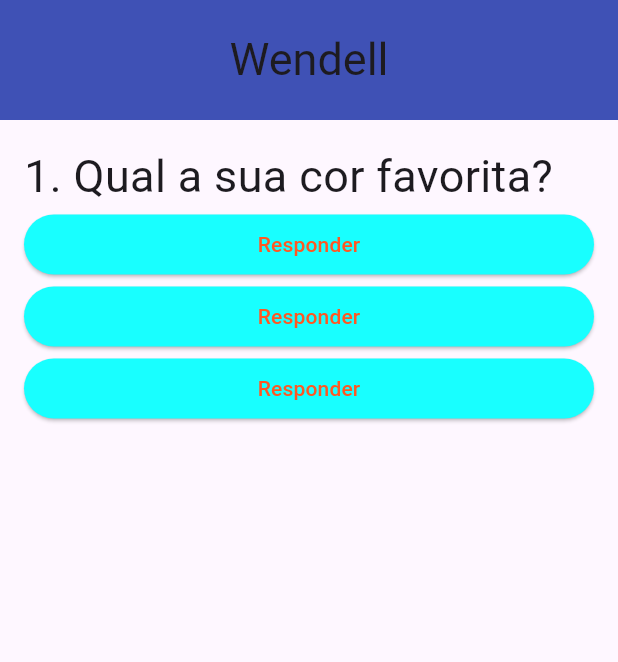
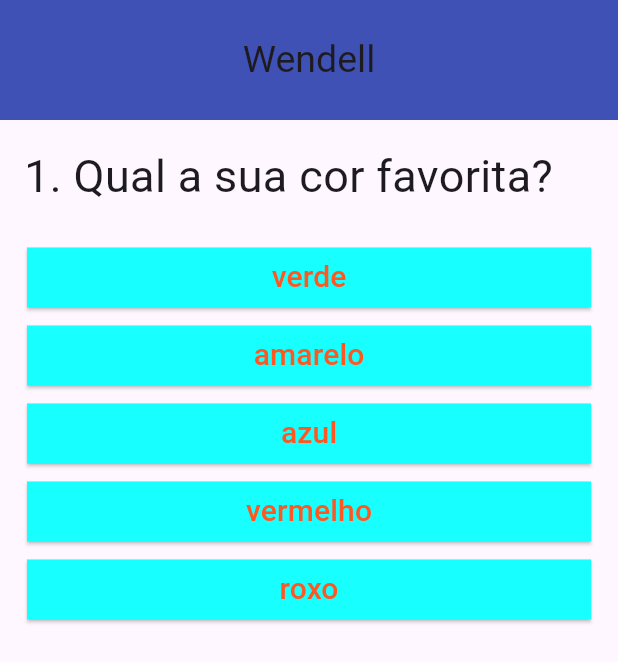
Before and after one commit to WendellSantoslyn/Flutter-App-Questoes, a Flutter app: the screen it shows after launch, on a phone screen of 412 x 824 dp. Shown: the top 662 px of the screen. Run offline on Flutter 3.47's test engine with Material 3 defaults, Android fonts, the phone set to English and light mode, and no system bars.

Commit message:
28/11/2025

```diff
--- a/lib/botoes.dart
+++ b/lib/botoes.dart
@@ -1,21 +1,28 @@
 import 'package:flutter/material.dart';
 
 class Botoes extends StatelessWidget {
-  const Botoes({required this.resp, super.key});
+  const Botoes({required this.resp, required this.txt, super.key});
 
   final void Function() resp;
+  final String txt;
 
 @override
 Widget build(BuildContext context) {
-    return SizedBox(
+    return Padding(
+      padding: const EdgeInsets.all(2.0),
+      child: SizedBox(
         width: double.infinity,
         child: ElevatedButton(
           onPressed: resp,
           style: ElevatedButton.styleFrom(
             backgroundColor: Colors.cyanAccent,
             foregroundColor: Colors.deepOrange,
+            shape: BeveledRectangleBorder(
+              borderRadius: BorderRadius.zero, //
+            )
           ),
-        child: Text("Responder"),
+          child: Text(txt, style: TextStyle(fontSize: 20)),
+        ),
       ),
     );
   }
--- a/lib/main.dart
+++ b/lib/main.dart
@@ -22,9 +22,18 @@ class HomePage extends StatefulWidget {
 
 class HomeState extends State<HomePage> {
   final perguntas = [
-    "1. Qual a sua cor favorita?",
-    "2. Qual o seu animal favorito?",
-    "3. Qual é o seu time?"
+    {
+    "pergunta" : "1. Qual a sua cor favorita?",
+    "resposta" : ["verde", "amarelo", "azul", "vermelho", "roxo"]
+    },
+    {
+    "pergunta" : "2. Qual o seu animal favorito?",
+    "resposta" : ["Garfield", "lasanha do Garfield", "humano do Garfield", "cachorro amigo do Garfield", "galo"]
+    },
+    {
+    "pergunta" : "3. Qual é o seu time?",
+    "resposta" : ["Josefense", "Flamengo do Piauí", "Capivariano", "Corinthians Alagoano", "SER Panambi"]
+    }
   ];
 
   var indicePergunta = 0;
@@ -43,7 +52,7 @@ class HomeState extends State<HomePage> {
   Widget build(BuildContext context) {
     return Scaffold(
       appBar: AppBar(
-        title: const Text("Wendell", style: TextStyle(fontSize: 30)),
+        title: const Text("Wendell", style: TextStyle(fontSize: 25)),
         centerTitle: true,
         backgroundColor: Colors.indigo,
         toolbarHeight: 80,
@@ -54,12 +63,13 @@ class HomeState extends State<HomePage> {
           crossAxisAlignment: CrossAxisAlignment.start,
           children: [
             Text(
-              perguntas[indicePergunta],
+              perguntas[indicePergunta]["pergunta"].toString(),
               style: TextStyle(fontSize: 30)
             ),
-            Botoes(resp: responder),
-            Botoes(resp: responder),
-            Botoes(resp: responder)
+            SizedBox(height: 20,),
+            ...((perguntas[indicePergunta]['resposta'] as List<String>)
+            .map((textoBotao) => Botoes(resp: responder, txt: textoBotao))
+            .toList()),
           ],
          ),
        ),
```
Lines whose indentation alone changed are shown as unchanged.
